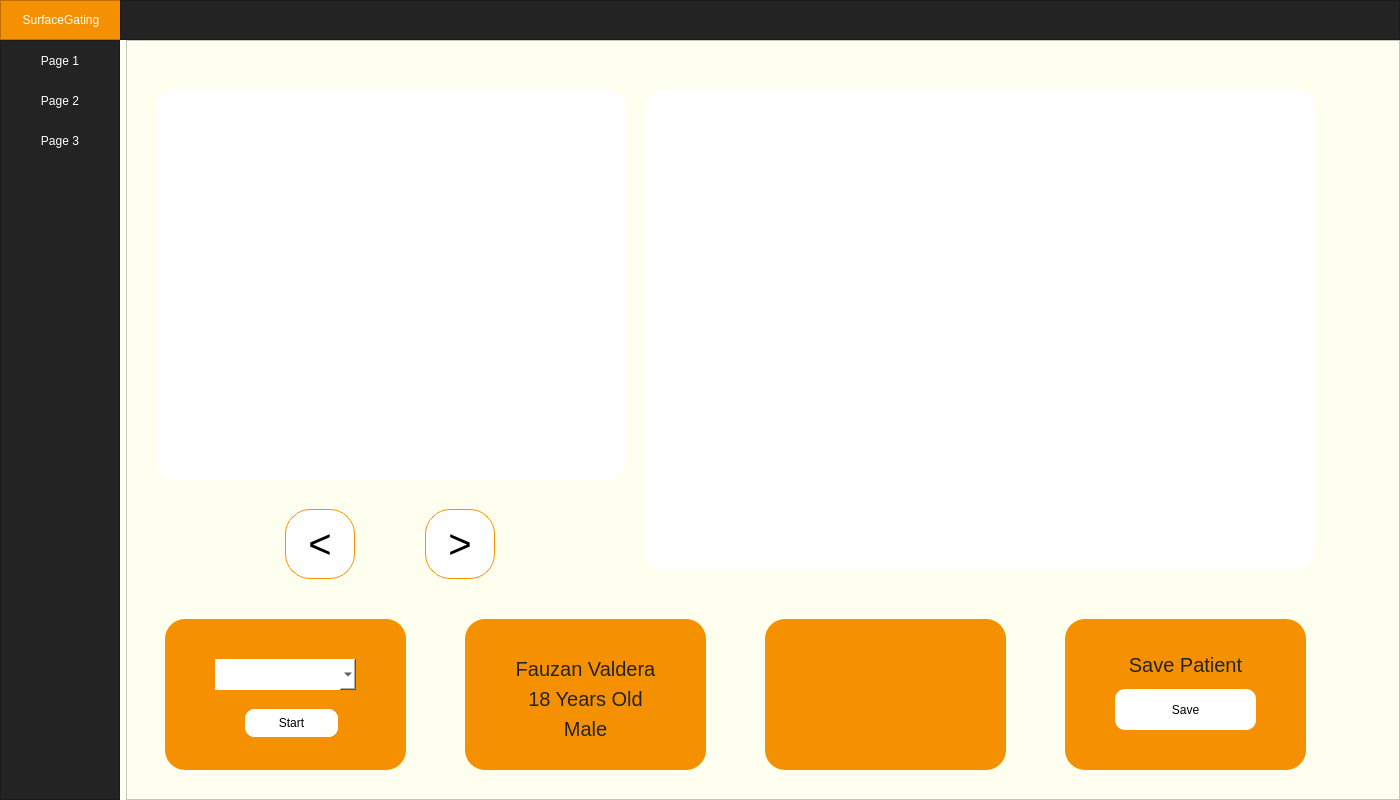
The window that ui_main.ui (Valdera/pyQT-RealTimePlotting) describes before a commit, drawn with Qt 5.
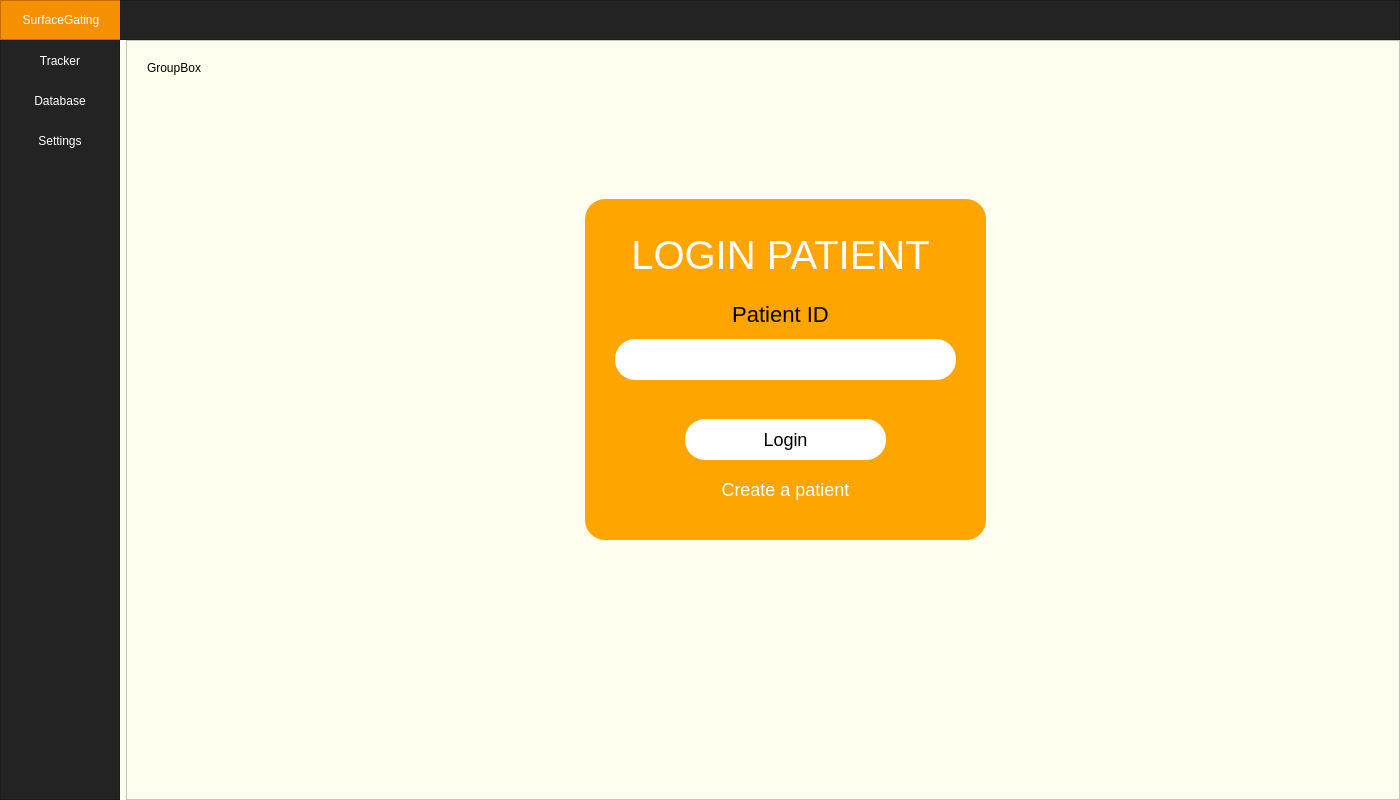
The same window after the commit. The open tabs and pages were chosen to show the change.

```diff
--- a/ui_main.ui
+++ b/ui_main.ui
@@ -663,6 +663,133 @@
                   </widget>
                  </widget>
                 </widget>
+                <widget class="QWidget" name="loginPage">
+                 <widget class="QGroupBox" name="groupBox_4">
+                  <property name="geometry">
+                   <rect>
+                    <x>0</x>
+                    <y>0</y>
+                    <width>1231</width>
+                    <height>721</height>
+                   </rect>
+                  </property>
+                  <property name="styleSheet">
+                   <string notr="true">border: none;
+</string>
+                  </property>
+                  <property name="title">
+                   <string>GroupBox</string>
+                  </property>
+                  <widget class="QFrame" name="frame_8">
+                   <property name="geometry">
+                    <rect>
+                     <x>440</x>
+                     <y>140</y>
+                     <width>401</width>
+                     <height>341</height>
+                    </rect>
+                   </property>
+                   <property name="styleSheet">
+                    <string notr="true">background-color: orange;
+border-radius: 20px;</string>
+                   </property>
+                   <property name="frameShape">
+                    <enum>QFrame::StyledPanel</enum>
+                   </property>
+                   <property name="frameShadow">
+                    <enum>QFrame::Raised</enum>
+                   </property>
+                   <widget class="QLabel" name="label_11">
+                    <property name="geometry">
+                     <rect>
+                      <x>-40</x>
+                      <y>30</y>
+                      <width>471</width>
+                      <height>51</height>
+                     </rect>
+                    </property>
+                    <property name="styleSheet">
+                     <string notr="true">font-size: 40px; color: white;</string>
+                    </property>
+                    <property name="text">
+                     <string>LOGIN PATIENT</string>
+                    </property>
+                    <property name="alignment">
+                     <set>Qt::AlignCenter</set>
+                    </property>
+                   </widget>
+                   <widget class="QLineEdit" name="loginIdEdit">
+                    <property name="geometry">
+                     <rect>
+                      <x>30</x>
+                      <y>140</y>
+                      <width>341</width>
+                      <height>41</height>
+                     </rect>
+                    </property>
+                    <property name="styleSheet">
+                     <string notr="true">background-color: #fff;
+padding: 5px 10px;
+</string>
+                    </property>
+                    <property name="text">
+                     <string/>
+                    </property>
+                   </widget>
+                   <widget class="QLabel" name="label_12">
+                    <property name="geometry">
+                     <rect>
+                      <x>-40</x>
+                      <y>100</y>
+                      <width>471</width>
+                      <height>31</height>
+                     </rect>
+                    </property>
+                    <property name="styleSheet">
+                     <string notr="true">font-size: 22px;</string>
+                    </property>
+                    <property name="text">
+                     <string>Patient ID</string>
+                    </property>
+                    <property name="alignment">
+                     <set>Qt::AlignCenter</set>
+                    </property>
+                   </widget>
+                   <widget class="QPushButton" name="loginButton">
+                    <property name="geometry">
+                     <rect>
+                      <x>100</x>
+                      <y>220</y>
+                      <width>201</width>
+                      <height>41</height>
+                     </rect>
+                    </property>
+                    <property name="styleSheet">
+                     <string notr="true">background-color: white;font-size:18px;</string>
+                    </property>
+                    <property name="text">
+                     <string>Login</string>
+                    </property>
+                   </widget>
+                   <widget class="QPushButton" name="toCreateButton">
+                    <property name="geometry">
+                     <rect>
+                      <x>100</x>
+                      <y>270</y>
+                      <width>201</width>
+                      <height>41</height>
+                     </rect>
+                    </property>
+                    <property name="styleSheet">
+                     <string notr="true">background-color: transparent;color: white;font-size:18px;</string>
+                    </property>
+                    <property name="text">
+                     <string>Create a patient</string>
+                    </property>
+                   </widget>
+                  </widget>
+                 </widget>
+                </widget>
                 <widget class="QWidget" name="createPage">
                  <widget class="QGroupBox" name="groupBox_3">
                   <property name="geometry">
@@ -1011,7 +1138,7 @@
 }</string>
                </property>
                <property name="text">
-                <string>Page 1</string>
+                <string>Tracker</string>
                </property>
               </widget>
              </item>
@@ -1034,7 +1161,7 @@
 }</string>
                </property>
                <property name="text">
-                <string>Page 2</string>
+                <string>Database</string>
                </property>
               </widget>
              </item>
@@ -1057,7 +1184,7 @@
 }</string>
                </property>
                <property name="text">
-                <string>Page 3</string>
+                <string>Settings</string>
                </property>
               </widget>
              </item>
```
Left out of the diff: 2 changed lines with no effect on the pictures.
